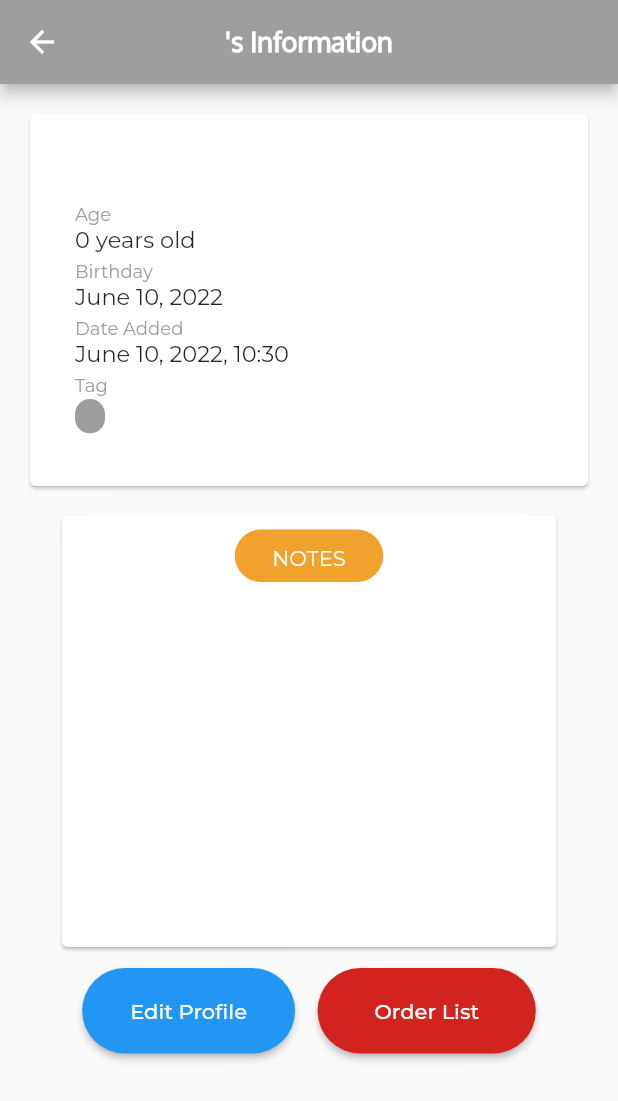
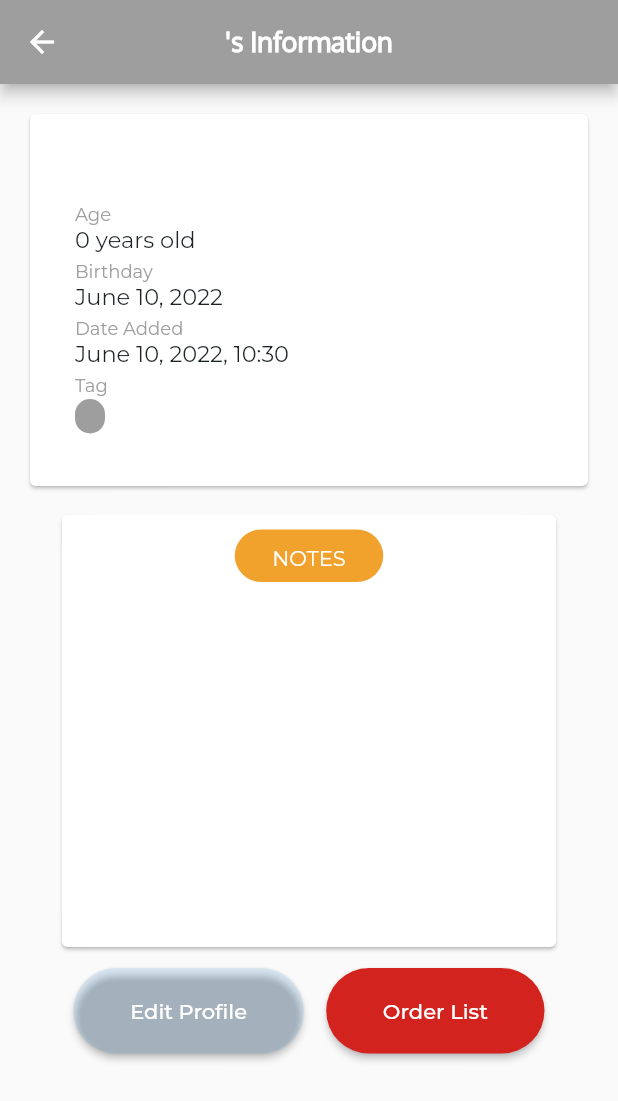
Before and after one commit to melzarjanchico-up/dennis-lechon-crm, a Flutter app: the CustomerInfo screen opened directly with empty values, on a phone screen of 412 x 824 dp. Shown: the top 1101 px of the screen. Run offline on Flutter 3.47's test engine with Material 2 defaults, Android fonts, the phone set to English and light mode, and no system bars; our stand-ins replace cloud_firestore, datetime_picker_formfield, firebase_auth, firebase_core, fl_chart, flutter_spinkit and 4 more; accounts and stored records are empty; statements that could not run were skipped; project files that could hold a hidden picture were left out.

Commit message:
added order test
edit part is hard to test and so as the order

```diff
--- a/lib/screens/customer_screen/customer_info/customer_info.dart
+++ b/lib/screens/customer_screen/customer_info/customer_info.dart
@@ -85,7 +85,9 @@ class _CustomerInfoState extends State<CustomerInfo> {
                           context, widget.customer, widget.firestore)),
                   const SizedBox(
                       height: 25, width: 15), // for Order List Button
-                  Center(child: buildOrderListButton(context, widget.customer, widget.firestore)),
+                  Center(
+                      child: buildOrderListButton(
+                          context, widget.customer, widget.firestore)),
                 ]),
           )
         ],
@@ -397,7 +399,8 @@ Widget buildInfo(Customer customer) {
   );
 }
 
-Widget buildOrderListButton(BuildContext context, Customer customer, FirebaseFirestore firestore) =>
+Widget buildOrderListButton(
+        BuildContext context, Customer customer, FirebaseFirestore firestore) =>
     ElevatedButton(
       key: const Key("Order List Button"),
       child: const Text(' Order List ',
@@ -410,7 +413,8 @@ Widget buildOrderListButton(BuildContext context, Customer customer, FirebaseFir
             context,
             MaterialPageRoute(
                 builder: ((context) => CustomerOrderList(
-                      customer: customer, firestore: firestore,
+                      customer: customer,
+                      firestore: firestore,
                     ))));
       },
       style: ElevatedButton.styleFrom(
@@ -423,9 +427,14 @@ Widget buildOrderListButton(BuildContext context, Customer customer, FirebaseFir
 
 Widget buildEditProfileButton(
         BuildContext context, Customer customer, FirebaseFirestore firestore) =>
-    ButtonWidget(
-      text: 'Edit Profile',
-      onClicked: () async {
+    ElevatedButton(
+      key: const Key("Edit Profile Button"),
+      child: const Text(' Edit Profile ',
+          style: TextStyle(
+            fontFamily: 'Montserrat',
+            color: Colors.white,
+          )),
+      onPressed: () async {
         Navigator.push(
             context,
             MaterialPageRoute(
@@ -434,6 +443,12 @@ Widget buildEditProfileButton(
                       firestore: firestore,
                     ))));
       },
+      style: ElevatedButton.styleFrom(
+        shape: const StadiumBorder(),
+        primary: Colors.blue.withAlpha(30),
+        onPrimary: Colors.white,
+        padding: const EdgeInsets.symmetric(horizontal: 34, vertical: 20),
+      ),
     );
 
 Widget buildNotes(Customer customer, BuildContext context) => Card(
```
Also changed, not shown: lib/screens/customer_screen/customer_list/customer_list.dart (+48 -27 lines), 2 other files.
